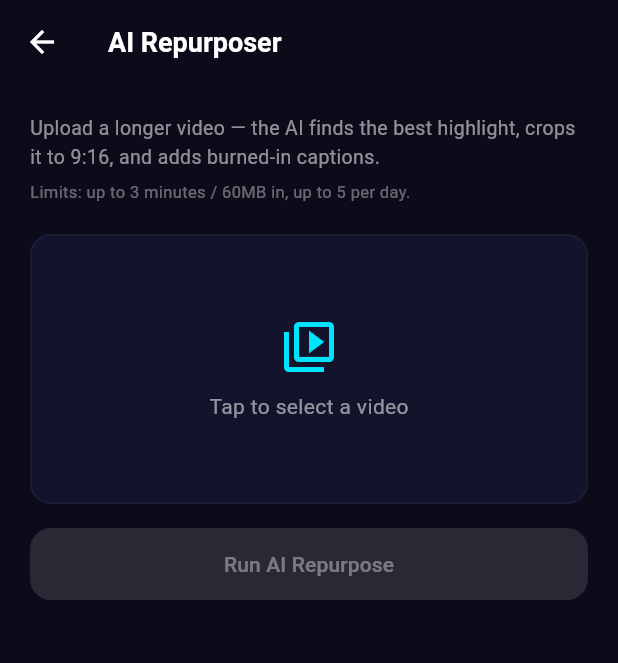
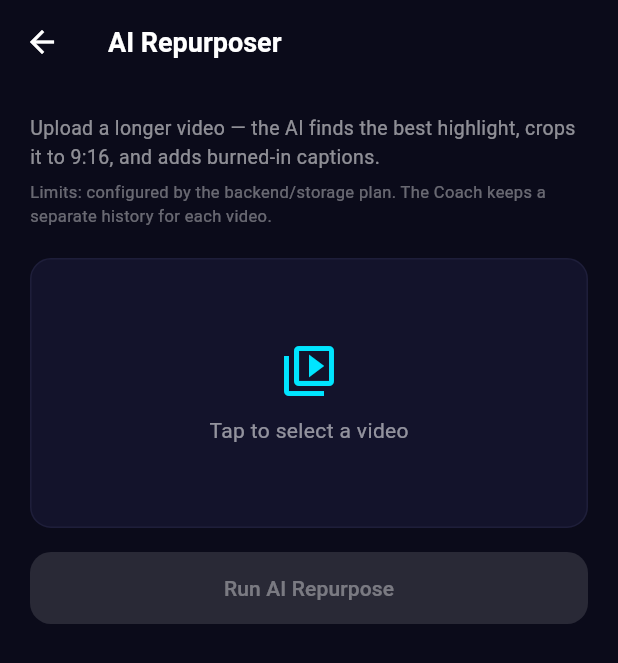
Before and after one commit to ollie81/Viyo-, a Flutter app: the AiRepurposeScreen screen opened directly, on a phone screen of 412 x 824 dp. Shown: the top 663 px of the screen. Run offline on Flutter 3.47's test engine with Material 3 defaults, Android fonts, the phone set to English and light mode, and no system bars; our stand-ins replace cached_network_image, dio, image_picker, share_plus, supabase_flutter, timeago and 1 more; missing offline and left inert: video_thumbnail, video_trimmer; accounts and stored records are empty.

Commit message:
Update ai_repurpose_screen.dart

```diff
--- a/lib/screens/post/ai_repurpose_screen.dart
+++ b/lib/screens/post/ai_repurpose_screen.dart
@@ -10,6 +10,7 @@ import '../../services/post_service.dart';
 import '../../services/supabase_service.dart';
 import '../../theme/app_theme.dart';
 import 'package:supabase_flutter/supabase_flutter.dart';
+import 'video_coach_screen.dart';
 
 /// AI Repurposer — upload a longer video, get back one AI-selected
 /// highlight clip, auto-cropped to 9:16 with burned-in captions.
@@ -40,6 +41,7 @@ class _AiRepurposeScreenState extends State<AiRepurposeScreen> {
   double _uploadProgress = 0;
   String? _error;
   Map<String, dynamic>? _result;
+  String? _videoId;
   bool _posting = false;
 
   Future<void> _pickVideo() async {
@@ -49,6 +51,7 @@ class _AiRepurposeScreenState extends State<AiRepurposeScreen> {
       setState(() {
         _selectedVideo = File(picked.path);
         _result = null;
+        _videoId = null;
       });
     }
   }
@@ -82,6 +85,9 @@ class _AiRepurposeScreenState extends State<AiRepurposeScreen> {
       final videoUrl = SupabaseService.client.storage
           .from(SupabaseConstants.postsBucket)
           .getPublicUrl(storagePath);
+
+      // This stable ID ties the Coach history to this exact uploaded video.
+      _videoId = storagePath;
 
       setState(() {
         _isUploading = false;
@@ -176,7 +182,7 @@ class _AiRepurposeScreenState extends State<AiRepurposeScreen> {
             ),
             const SizedBox(height: 6),
             const Text(
-              'Limits: up to 3 minutes / 60MB in, up to 5 per day.',
+              'Limits: configured by the backend/storage plan. The Coach keeps a separate history for each video.',
               style: TextStyle(color: AppColors.textMuted, fontSize: 11),
             ),
             const SizedBox(height: 20),
@@ -255,6 +261,22 @@ class _AiRepurposeScreenState extends State<AiRepurposeScreen> {
                       onPressed: _posting ? null : _postToFeed,
                       child: Text(_posting ? 'Posting...' : 'Post This Clip to My Feed'),
                     ),
+                    const SizedBox(height: 10),
+                    OutlinedButton.icon(
+                      onPressed: _videoId == null
+                          ? null
+                          : () {
+                              Navigator.of(context).push(
+                                MaterialPageRoute(
+                                  builder: (_) => VideoCoachScreen(
+                                    videoId: _videoId!,
+                                  ),
+                                ),
+                              );
+                            },
+                      icon: const Icon(Icons.auto_awesome),
+                      label: const Text('Open AI Coach'),
+                    ),
                   ],
                 ),
               ),
```
